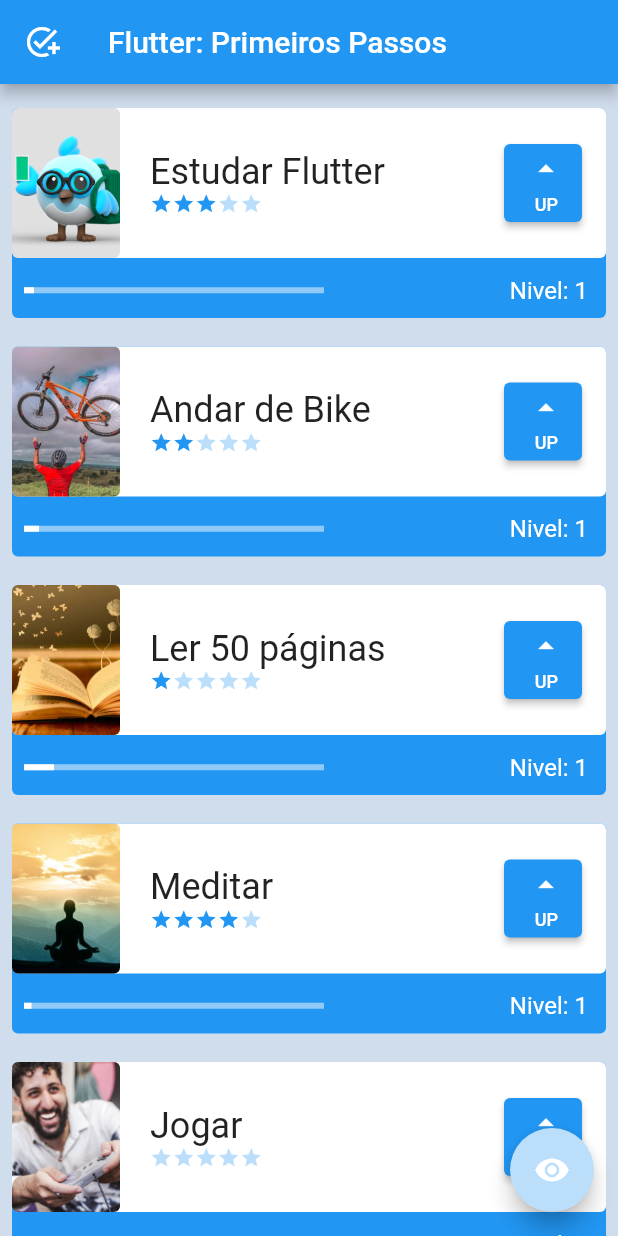
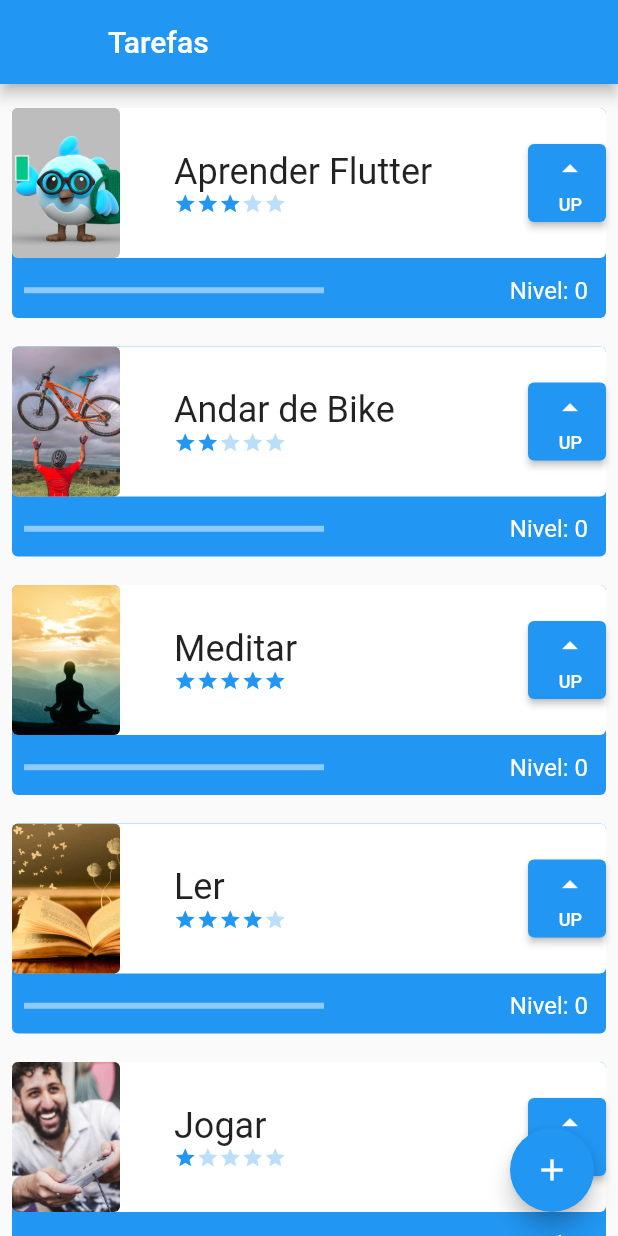
Before and after one commit to renan-meneses/flutter_estudo, a Flutter app: the screen it shows after launch, on a phone screen of 412 x 824 dp. Run offline on Flutter 3.47's test engine with Material 2 defaults, Android fonts, the phone set to English and light mode, and no system bars; missing offline and left inert: alura_flutter_curso_1.

Commit message:
:tada: feat: project new

```diff
--- a/lib/components/difficulty.dart
+++ b/lib/components/difficulty.dart
@@ -2,32 +2,44 @@
 import 'package:flutter/material.dart';
 
 class Difficulty extends StatelessWidget {
-  final int dificulty;
 
-  const Difficulty(this.dificulty, {Key? key}) : super(key: key);
+  final int dificultyLevel;
+
+  const Difficulty({
+    required this.dificultyLevel,
+    Key? key,
+  }) : super(key: key);
 
   @override
   Widget build(BuildContext context) {
-    return Container(
-      child: Row(
+    return Row(
       children: [
-          Icon(Icons.star,
+        Icon(
+          Icons.star,
           size: 15,
-              color: (dificulty >= 1) ? Colors.blue : Colors.blue[100]),
-          Icon(Icons.star,
+          color: (dificultyLevel >= 1) ? Colors.blue : Colors.blue[100],
+        ),
+        Icon(
+          Icons.star,
           size: 15,
-              color: (dificulty >= 2) ? Colors.blue : Colors.blue[100]),
-          Icon(Icons.star,
+          color: (dificultyLevel >= 2) ? Colors.blue : Colors.blue[100],
+        ),
+        Icon(
+          Icons.star,
           size: 15,
-              color: (dificulty >= 3) ? Colors.blue : Colors.blue[100]),
-          Icon(Icons.star,
+          color: (dificultyLevel >= 3) ? Colors.blue : Colors.blue[100],
+        ),
+        Icon(
+          Icons.star,
           size: 15,
-              color: (dificulty >= 4) ? Colors.blue : Colors.blue[100]),
-          Icon(Icons.star,
+          color: (dificultyLevel >= 4) ? Colors.blue : Colors.blue[100],
+        ),
+        Icon(
+          Icons.star,
           size: 15,
-              color: (dificulty >= 5) ? Colors.blue : Colors.blue[100]),
+          color: (dificultyLevel >= 5) ? Colors.blue : Colors.blue[100],
+        ),
       ],
-      ),
     );
   }
 }
--- /dev/null
+++ b/lib/components/task.dart
@@ -0,0 +1,142 @@
+import 'package:flutter/material.dart';
+import 'package:nosso_primeiro_projeto/components/difficulty.dart';
+
+class Task extends StatefulWidget {
+  final String nome;
+  final String foto;
+  final int dificuldade;
+
+  Task(this.nome, this.foto, this.dificuldade, {Key? key})
+      : super(key: key);
+
+  int nivel = 0;
+
+  @override
+  State<Task> createState() => _TaskState();
+}
+
+class _TaskState extends State<Task> {
+
+  bool assetOrNetwork() {
+    if (widget.foto.contains('http')) {
+      return false;
+    }
+    return true;
+  }
+
+  @override
+  Widget build(BuildContext context) {
+    return Padding(
+      padding: const EdgeInsets.all(8.0),
+      child: Stack(
+        children: [
+          Container(
+            decoration: BoxDecoration(
+                borderRadius: BorderRadius.circular(4), color: Colors.blue),
+            height: 140,
+          ),
+          Column(
+            children: [
+              Container(
+                decoration: BoxDecoration(
+                  borderRadius: BorderRadius.circular(4),
+                  color: Colors.white,
+                ),
+                height: 100,
+                child: Row(
+                  mainAxisAlignment: MainAxisAlignment.spaceBetween,
+                  children: [
+                    Container(
+                      decoration: BoxDecoration(
+                        borderRadius: BorderRadius.circular(4),
+                        color: Colors.black26,
+                      ),
+                      width: 72,
+                      height: 100,
+                      child: ClipRRect(
+                        borderRadius: BorderRadius.circular(4),
+                        child: assetOrNetwork()
+                            ? Image.asset(
+                                widget.foto,
+                                fit: BoxFit.cover,
+                              )
+                            : Image.network(
+                                widget.foto,
+                                fit: BoxFit.cover,
+                              ),
+                      ),
+                    ),
+                    Column(
+                      mainAxisAlignment: MainAxisAlignment.center,
+                      crossAxisAlignment: CrossAxisAlignment.start,
+                      children: [
+                        SizedBox(
+                            width: 200,
+                            child: Text(
+                              widget.nome,
+                              style: const TextStyle(
+                                fontSize: 24,
+                                overflow: TextOverflow.ellipsis,
+                              ),
+                            )),
+                        Difficulty(
+                          dificultyLevel: widget.dificuldade,
+                        ),
+                      ],
+                    ),
+                    SizedBox(
+                      height: 52,
+                      width: 52,
+                      child: ElevatedButton(
+                          onPressed: () {
+                            setState(() {
+                              widget.nivel++;
+                            });
+                            // print(nivel);
+                          },
+                          child: Column(
+                            mainAxisAlignment: MainAxisAlignment.spaceEvenly,
+                            crossAxisAlignment: CrossAxisAlignment.end,
+                            children: const [
+                              Icon(Icons.arrow_drop_up),
+                              Text(
+                                'UP',
+                                style: TextStyle(fontSize: 12),
+                              )
+                            ],
+                          )),
+                    )
+                  ],
+                ),
+              ),
+              Row(
+                mainAxisAlignment: MainAxisAlignment.spaceBetween,
+                children: [
+                  Padding(
+                    padding: const EdgeInsets.all(8),
+                    child: SizedBox(
+                      child: LinearProgressIndicator(
+                        color: Colors.white,
+                        value: (widget.dificuldade > 0)
+                            ? (widget.nivel / widget.dificuldade) / 10
+                            : 1,
+                      ),
+                      width: 200,
+                    ),
+                  ),
+                  Padding(
+                    padding: const EdgeInsets.all(12),
+                    child: Text(
+                      'Nivel: ${widget.nivel}',
+                      style: const TextStyle(color: Colors.white, fontSize: 16),
+                    ),
+                  )
+                ],
+              ),
+            ],
+          ),
+        ],
+      ),
+    );
+  }
+}
--- /dev/null
+++ b/lib/data/task_inherited.dart
@@ -0,0 +1,33 @@
+import 'package:flutter/material.dart';
+import 'package:nosso_primeiro_projeto/components/task.dart';
+
+class TaskInherited extends InheritedWidget {
+  TaskInherited({
+    Key? key,
+    required Widget child,
+  }) : super(key: key, child: child);
+
+  final List<Task> taskList = [
+    Task('Aprender Flutter', 'assets/images/dash.png', 3),
+    Task('Andar de Bike', 'assets/images/bike.webp', 2),
+    Task('Meditar', 'assets/images/meditar.jpeg', 5),
+    Task('Ler', 'assets/images/livro.jpg', 4),
+    Task('Jogar', 'assets/images/jogar.jpg', 1),
+  ];
+
+  void newTask(String name, String photo,int difficulty){
+    taskList.add(Task(name, photo, difficulty));
+  }
+
+  static TaskInherited of(BuildContext context) {
+    final TaskInherited? result =
+        context.dependOnInheritedWidgetOfExactType<TaskInherited>();
+    assert(result != null, 'No TaskInherited found in context');
+    return result!;
+  }
+
+  @override
+  bool updateShouldNotify(TaskInherited oldWidget) {
+    return oldWidget.taskList.length != taskList.length;
+  }
+}
--- a/lib/main.dart
+++ b/lib/main.dart
@@ -1,28 +1,22 @@
-import 'package:alura_flutter_curso_1/screens/tela_inicial.dart';
 import 'package:flutter/material.dart';
+import 'package:nosso_primeiro_projeto/data/task_inherited.dart';
+import 'package:nosso_primeiro_projeto/screens/initial_screen.dart';
 
 void main() {
   runApp(const MyApp());
 }
 
-class MyApp extends StatefulWidget {
+class MyApp extends StatelessWidget {
   const MyApp({Key? key}) : super(key: key);
 
   @override
-  State<MyApp> createState() => _MyAppState();
-}
-
-class _MyAppState extends State<MyApp> {
-  // This widget is the root of your application.
-  @override
-  bool opacidade = true;
   Widget build(BuildContext context) {
     return MaterialApp(
       title: 'Flutter Demo',
       theme: ThemeData(
         primarySwatch: Colors.blue,
       ),
-      home: InitialScreen(),
+      home: TaskInherited(child: const InitialScreen()),
     );
   }
 }
--- /dev/null
+++ b/lib/screens/initial_screen.dart
@@ -0,0 +1,38 @@
+import 'package:flutter/material.dart';
+import 'package:nosso_primeiro_projeto/components/task.dart';
+import 'package:nosso_primeiro_projeto/data/task_inherited.dart';
+import 'package:nosso_primeiro_projeto/screens/form_screen.dart';
+
+class InitialScreen extends StatefulWidget {
+  const InitialScreen({Key? key}) : super(key: key);
+
+  @override
+  State<InitialScreen> createState() => _InitialScreenState();
+}
+
+class _InitialScreenState extends State<InitialScreen> {
+  @override
+  Widget build(BuildContext context) {
+    return Scaffold(
+      appBar: AppBar(
+        leading: Container(),
+        title: const Text('Tarefas'),
+      ),
+      body: ListView(
+        children: TaskInherited.of(context).taskList,
+        padding: EdgeInsets.only(top: 8,bottom: 70),
+      ),
+      floatingActionButton: FloatingActionButton(
+        onPressed: () {
+          Navigator.push(
+            context,
+            MaterialPageRoute(
+              builder: (contextNew) => FormScreen(taskContext: context,),
+            ),
+          );
+        },
+        child: const Icon(Icons.add),
+      ),
+    );
+  }
+}
```
Also changed, not shown: lib/screens/form_screen.dart (added, +166 -0 lines), lib/screens/minha_primeira_tela.dart (added, +88 -0 lines), pubspec.yaml (+6 -5 lines), assets/images/dash.png (added), assets/images/livro.jpg (added), assets/images/nophoto.png (added), pubspec.lock, 12 other files. Lines whose indentation alone changed are shown as unchanged.
